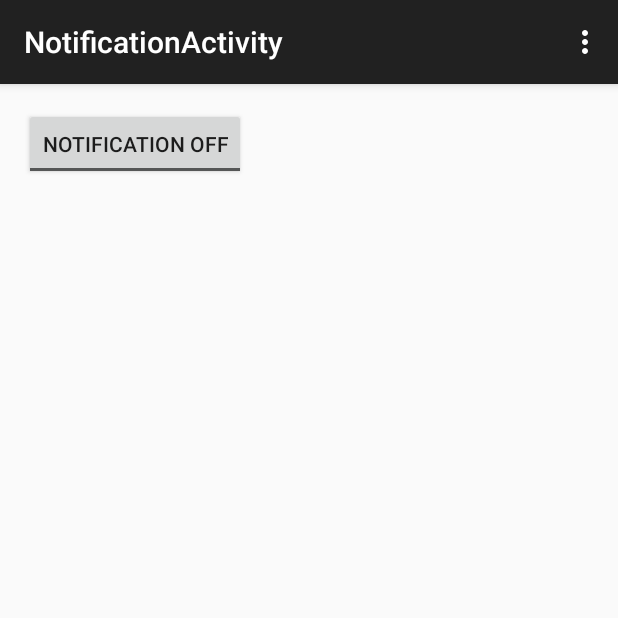
After one commit to CityOfGosnells2015/DIYBusinessSecurity, an Android app: the NotificationActivity screen opened directly, with no data from a screen before it, on a phone screen of 412 x 824 dp, the top half of it. The commit adds this screen. Run offline under Robolectric (Android 15) with nearby library versions, the phone set to English and light mode, and no system bars.

Commit message:
Notification
added notification activity and class

```diff
--- a/App/CityOfGosnellsDIYBusinessSecurity/app/src/main/AndroidManifest.xml
+++ b/App/CityOfGosnellsDIYBusinessSecurity/app/src/main/AndroidManifest.xml
@@ -38,6 +38,11 @@
             android:name=".About_Activity"
             android:label="@string/title_activity_about_" >
         </activity>
+        <activity
+            android:name=".NotificationActivity"
+            android:label="@string/title_activity_notification">
+        </activity>
+        <receiver android:name=".NotificationReceiver"></receiver>
     </application>
 
 </manifest>
--- /dev/null
+++ b/App/CityOfGosnellsDIYBusinessSecurity/app/src/main/java/com/mylayouts/jm/cityofgosnellsdiybusinesssecurity/NotificationActivity.java
@@ -0,0 +1,66 @@
+package com.mylayouts.jm.cityofgosnellsdiybusinesssecurity;
+
+import android.app.AlarmManager;
+import android.app.NotificationManager;
+import android.app.PendingIntent;
+import android.content.Context;
+import android.content.Intent;
+import android.support.v7.app.ActionBarActivity;
+import android.os.Bundle;
+import android.view.Menu;
+import android.view.MenuItem;
+import android.view.View;
+import android.widget.ToggleButton;
+
+
+public class NotificationActivity extends ActionBarActivity {
+
+    @Override
+    protected void onCreate(Bundle savedInstanceState) {
+        super.onCreate(savedInstanceState);
+        setContentView(R.layout.activity_notification);
+    }
+
+    @Override
+    public boolean onCreateOptionsMenu(Menu menu) {
+        // Inflate the menu; this adds items to the action bar if it is present.
+        getMenuInflater().inflate(R.menu.menu_notification, menu);
+        return true;
+    }
+
+    @Override
+    public boolean onOptionsItemSelected(MenuItem item) {
+        // Handle action bar item clicks here. The action bar will
+        // automatically handle clicks on the Home/Up button, so long
+        // as you specify a parent activity in AndroidManifest.xml.
+        int id = item.getItemId();
+
+        //noinspection SimplifiableIfStatement
+        if (id == R.id.action_settings) {
+            return true;
+        }
+
+        return super.onOptionsItemSelected(item);
+    }
+
+    public void onToggleClicked(View view) {
+        // Is the toggle on?
+        boolean on = ((ToggleButton) view).isChecked();
+
+        if (on) {
+            Intent intent = new Intent(NotificationActivity.this, NotificationReceiver.class);
+            PendingIntent pendingIntent = PendingIntent.getBroadcast(NotificationActivity.this, 1, intent, 0);
+            AlarmManager am = (AlarmManager)getSystemService(ALARM_SERVICE);
+            am.setRepeating(am.RTC_WAKEUP, System.currentTimeMillis(), am.INTERVAL_DAY*7, pendingIntent);
+
+        } else {
+            // Disable vibrate
+            if (Context.NOTIFICATION_SERVICE!=null) {
+                String ns = Context.NOTIFICATION_SERVICE;
+                NotificationManager nMgr = (NotificationManager) getApplicationContext().getSystemService(ns);
+                nMgr.cancel(1);
+            }
+        }
+    }
+
+}
--- /dev/null
+++ b/App/CityOfGosnellsDIYBusinessSecurity/app/src/main/res/layout/activity_notification.xml
@@ -0,0 +1,17 @@
+<RelativeLayout xmlns:android="http://schemas.android.com/apk/res/android"
+    xmlns:tools="http://schemas.android.com/tools" android:layout_width="match_parent"
+    android:layout_height="match_parent" android:paddingLeft="@dimen/activity_horizontal_margin"
+    android:paddingRight="@dimen/activity_horizontal_margin"
+    android:paddingTop="@dimen/activity_vertical_margin"
+    android:paddingBottom="@dimen/activity_vertical_margin"
+    tools:context="com.mylayouts.jm.cityofgosnellsdiybusinesssecurity.NotificationActivity">
+
+    <ToggleButton
+        android:id="@+id/togglebutton"
+        android:layout_width="wrap_content"
+        android:layout_height="wrap_content"
+        android:textOn="Notification On"
+        android:textOff="Notification Off"
+        android:onClick="onToggleClicked"/>
+
+</RelativeLayout>
--- /dev/null
+++ b/App/CityOfGosnellsDIYBusinessSecurity/app/src/main/res/menu/menu_notification.xml
@@ -0,0 +1,7 @@
+<menu xmlns:android="http://schemas.android.com/apk/res/android"
+    xmlns:app="http://schemas.android.com/apk/res-auto"
+    xmlns:tools="http://schemas.android.com/tools"
+    tools:context="com.mylayouts.jm.cityofgosnellsdiybusinesssecurity.NotificationActivity">
+    <item android:id="@+id/action_settings" android:title="@string/action_settings"
+        android:orderInCategory="100" app:showAsAction="never" />
+</menu>
--- a/App/CityOfGosnellsDIYBusinessSecurity/app/src/main/res/values/strings.xml
+++ b/App/CityOfGosnellsDIYBusinessSecurity/app/src/main/res/values/strings.xml
@@ -26,5 +26,6 @@
     <string name="title_activity_splash">Splash</string>
     <string name="title_activity_help_">Help_Activity</string>
     <string name="title_activity_about_">About_Activity</string>
+    <string name="title_activity_notification">NotificationActivity</string>
 
 </resources>
```
Also changed, not shown: App/CityOfGosnellsDIYBusinessSecurity/app/src/main/java/com/mylayouts/jm/cityofgosnellsdiybusinesssecurity/NotificationReceiver.java (added, +35 -0 lines).
